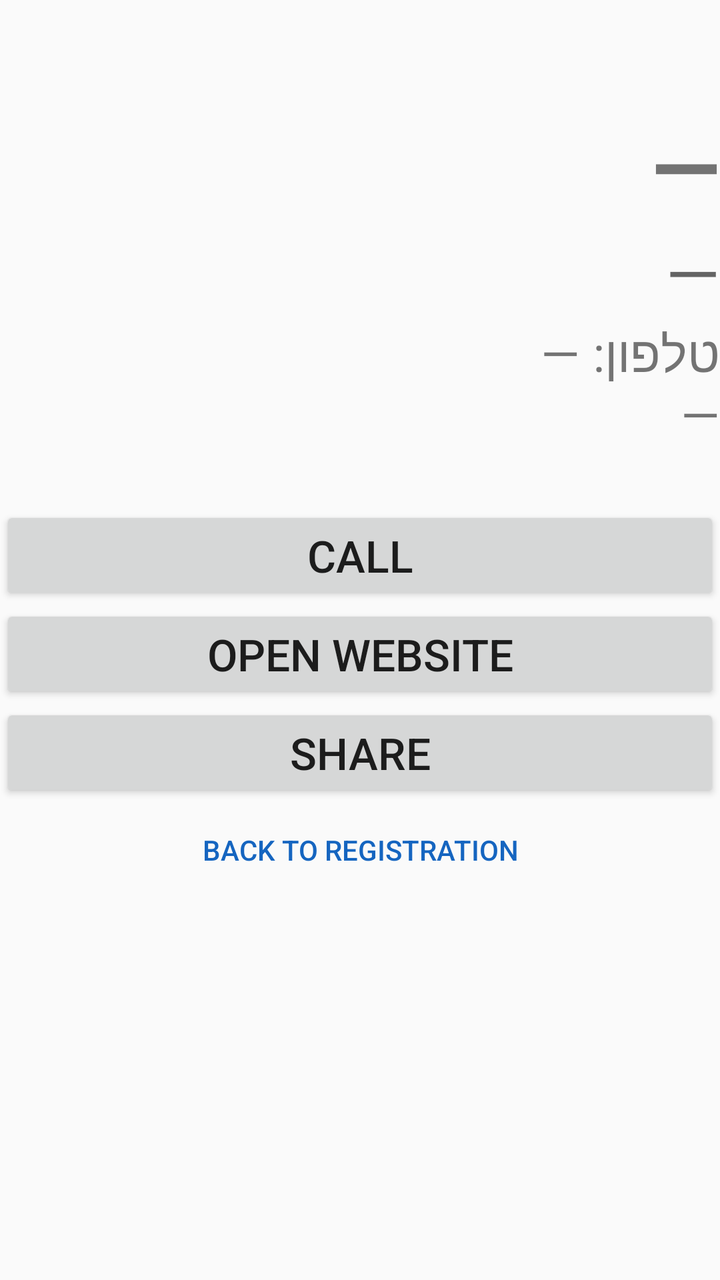
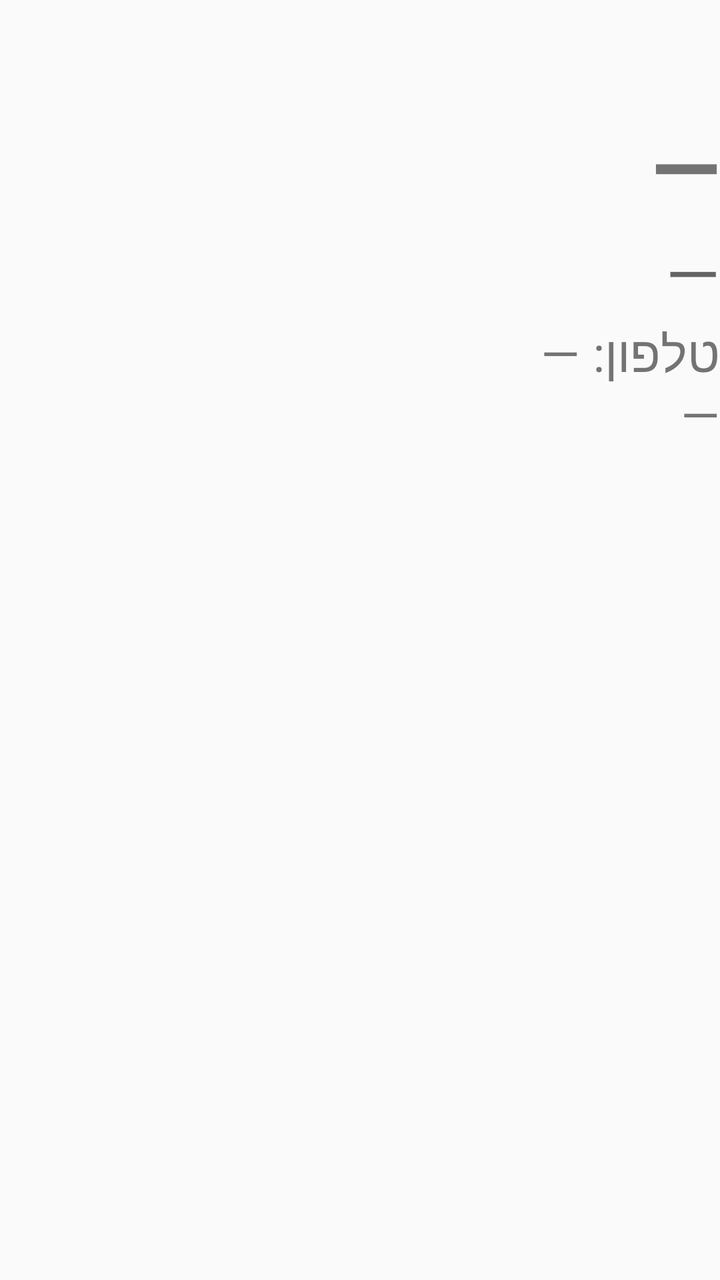

Two renders of the same Android screen: before a commit and after it. Below are the layout's source before the change and the commit's diff.
<!-- AndroidManifest.xml: application theme Base.Theme.MyApplication. -->
<!-- res/layout/activity_card.xml -->
<?xml version="1.0" encoding="utf-8"?>
<LinearLayout xmlns:android="http://schemas.android.com/apk/res/android"
    android:layout_width="match_parent"
    android:layout_height="match_parent"
    android:orientation="vertical"
    android:layoutDirection="rtl">

    <TextView
        android:layout_width="match_parent"
        android:layout_height="wrap_content"
        android:id="@+id/title"
        android:gravity="right"
        android:text="\n—"
        android:textSize="45sp"
        android:textStyle="bold"
        android:layoutDirection="rtl"/>
    <TextView
        android:id="@+id/tvJob"
        android:layout_width="match_parent"
        android:layout_height="wrap_content"
        android:gravity="right"
        android:hint="—"
        android:textSize="35sp" />
    <TextView
        android:id="@+id/tvOther"
        android:layout_width="match_parent"
        android:layout_height="wrap_content"
        android:gravity="right"
        android:text="טלפון: —\n—\n"
        android:textSize="25sp" />
    <Button
        android:id="@+id/btnCall"
        android:layout_width="match_parent"
        android:layout_height="wrap_content"
        android:text="@string/call_button"
        android:textSize="22sp"/>
    <Button
        android:id="@+id/btnWeb"
        android:layout_width="match_parent"
        android:layout_height="wrap_content"
        android:text="@string/openweb_button"
        android:textSize="22sp"/>
    <Button
        android:id="@+id/btnShare"
        android:layout_width="match_parent"
        android:layout_height="wrap_content"
        android:text="@string/share_button"
        android:textSize="22sp"/>
    <Button
        style="?android:attr/buttonBarButtonStyle"
        android:id="@+id/btnBack"
        android:layout_width="match_parent"
        android:layout_height="wrap_content"
        android:text="@string/back_button" />
</LinearLayout>
<!-- resources referenced by this layout -->
<resources>
  <string name="back_button">back to registration</string>
  <string name="call_button">call</string>
  <string name="openweb_button">open website</string>
  <string name="share_button">share</string>
  <style name="Base.Theme.MyApplication." parent="Theme.AppCompat.Light.DarkActionBar">
          <item name="colorPrimary">#1565C0</item>
          <item name="colorPrimaryDark">#0D47A1</item>
          <item name="colorAccent">#1565C0</item>
      </style>
</resources>

<!-- the commit's change to res/layout/activity_card.xml (unified diff, before → after) -->
@@ -28,28 +28,28 @@
         android:gravity="right"
         android:text="טלפון: —\n—\n"
         android:textSize="25sp" />
-    <Button
-        android:id="@+id/btnCall"
-        android:layout_width="match_parent"
-        android:layout_height="wrap_content"
-        android:text="@string/call_button"
-        android:textSize="22sp"/>
-    <Button
-        android:id="@+id/btnWeb"
-        android:layout_width="match_parent"
-        android:layout_height="wrap_content"
-        android:text="@string/openweb_button"
-        android:textSize="22sp"/>
-    <Button
-        android:id="@+id/btnShare"
-        android:layout_width="match_parent"
-        android:layout_height="wrap_content"
-        android:text="@string/share_button"
-        android:textSize="22sp"/>
-    <Button
-        style="?android:attr/buttonBarButtonStyle"
-        android:id="@+id/btnBack"
-        android:layout_width="match_parent"
-        android:layout_height="wrap_content"
-        android:text="@string/back_button" />
+
+
+
+
+
+
+
+
+
+
+
+
+
+
+
+
+
+
+
+
+
+
+
+
 </LinearLayout>
<!-- resource entries referenced after the edit -->
@@ -1,9 +1,5 @@
 <!-- resources referenced by this layout -->
 <resources>
-  <string name="back_button">back to registration</string>
-  <string name="call_button">call</string>
-  <string name="openweb_button">open website</string>
-  <string name="share_button">share</string>
   <style name="Base.Theme.MyApplication." parent="Theme.AppCompat.Light.DarkActionBar">
           <item name="colorPrimary">#1565C0</item>
           <item name="colorPrimaryDark">#0D47A1</item>
